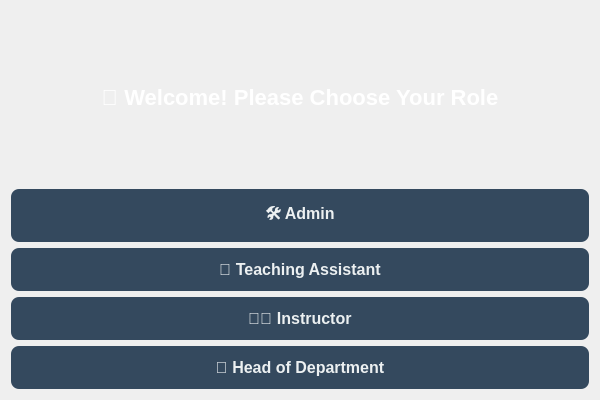
Qt form LabTrack-main/startpage.ui (maziahhasan/LabTrack) before a commit.
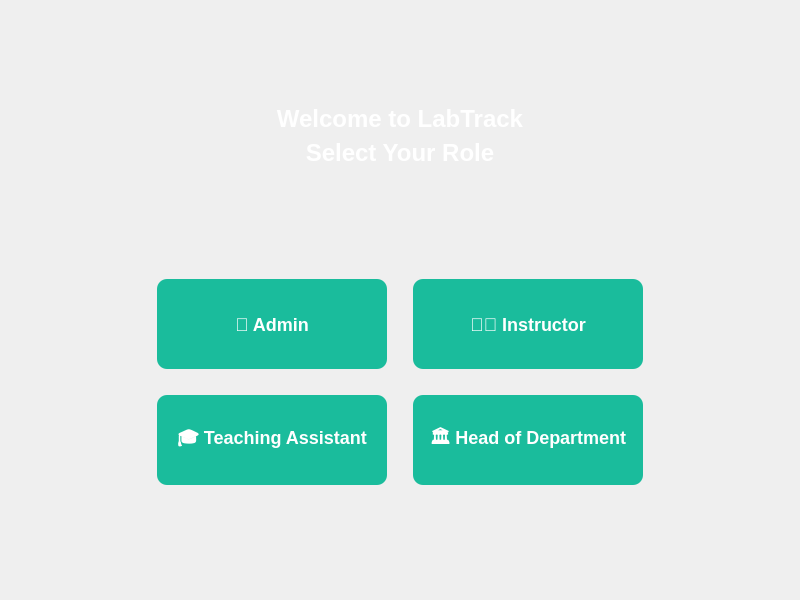
The same form after that commit.

```diff
--- a/LabTrack-main/startpage.ui
+++ b/LabTrack-main/startpage.ui
@@ -1,37 +1,48 @@
 <?xml version="1.0" encoding="UTF-8"?>
 <ui version="4.0">
  <class>RoleSelectionWindow</class>
- <widget class="QDialog" name="RoleSelectionWindow">
+ <widget class="QMainWindow" name="RoleSelectionWindow">
   <property name="geometry">
    <rect>
     <x>0</x>
     <y>0</y>
-    <width>600</width>
-    <height>400</height>
+    <width>800</width>
+    <height>600</height>
    </rect>
   </property>
-
-  <!-- Gradient Background -->
+  <property name="windowTitle">
+   <string>LabTrack - Role Selection</string>
+  </property>
   <property name="styleSheet">
-   <string>
-    QWidget {
-        font-family: "Segoe UI";
+   <string notr="true">
+    QMainWindow {
         background: qlineargradient(
-            x1:0, y1:0, x2:0, y2:1,
-            stop:0 #1ABC9C,
-            stop:1 #2C3E50
+            x1:0, y1:0, x2:1, y2:1,
+            stop:0 #138A7D,
+            stop:1 #1F2D3D
         );
+        font-family: "Segoe UI";
+        color: white;
     }
 
-    /* Buttons (Theme-Matched) */
+    QLabel {
+        font-size: 24px;
+        font-weight: bold;
+        color: white;
+    }
+
     QPushButton {
-        background-color: #34495E;
-        color: #ECF0F1;
-        font-size: 16px;
+        background-color: #1ABC9C;
+        color: white;
+        font-size: 18px;
         font-weight: 600;
-        border-radius: 8px;
-        padding: 12px;
+        border-radius: 10px;
+        padding: 15px;
+        margin: 10px;
+        min-width: 200px;
+        min-height: 60px;
     }
+
     QPushButton:hover {
         background-color: #1ABC9C;
         color: white;
@@ -41,54 +52,162 @@
         color: #FDFEFE;
     }
 
-    QLabel#lblTitle {
-        font-size: 22px;
-        font-weight: bold;
-        color: white;
+    QPushButton:pressed {
+        background-color: #13856E;
     }
    </string>
   </property>
-
-  <layout class="QVBoxLayout" name="mainLayout" stretch="0,1,1,1,0">
+  <widget class="QWidget" name="centralWidget">
+   <layout class="QVBoxLayout" name="verticalLayout">
+    <item>
+     <spacer name="verticalSpacer">
+      <property name="orientation">
+       <enum>Qt::Vertical</enum>
+      </property>
+      <property name="sizeHint" stdset="0">
+       <size>
+        <width>20</width>
+        <height>40</height>
+       </size>
+      </property>
+     </spacer>
+    </item>
    <item>
     <widget class="QLabel" name="lblTitle">
      <property name="text">
-      <string>👋 Welcome! Please Choose Your Role</string>
+       <string>Welcome to LabTrack</string>
      </property>
      <property name="alignment">
-      <set>Qt::AlignmentFlag::AlignCenter</set>
-     </property>
-    </widget>
+       <set>Qt::AlignCenter</set>
+      </property>
+     </widget>
+    </item>
+    <item>
+     <widget class="QLabel" name="lblSubtitle">
+      <property name="text">
+       <string>Select Your Role</string>
+      </property>
+      <property name="alignment">
+       <set>Qt::AlignCenter</set>
+      </property>
+     </widget>
+    </item>
+    <item>
+     <spacer name="verticalSpacer_2">
+      <property name="orientation">
+       <enum>Qt::Vertical</enum>
+      </property>
+      <property name="sizeHint" stdset="0">
+       <size>
+        <width>20</width>
+        <height>40</height>
+       </size>
+      </property>
+     </spacer>
+    </item>
+    <item>
+     <layout class="QHBoxLayout" name="horizontalLayout">
+      <item>
+       <spacer name="horizontalSpacer">
+        <property name="orientation">
+         <enum>Qt::Horizontal</enum>
+        </property>
+        <property name="sizeHint" stdset="0">
+         <size>
+          <width>40</width>
+          <height>20</height>
+         </size>
+        </property>
+       </spacer>
    </item>
    <item>
     <widget class="QPushButton" name="btnAdmin">
      <property name="text">
-      <string>🛠️ Admin</string>
-     </property>
-    </widget>
-   </item>
-   <item>
-    <widget class="QPushButton" name="btnTA">
-     <property name="text">
-      <string>📘 Teaching Assistant</string>
+         <string>👑 Admin</string>
      </property>
     </widget>
    </item>
    <item>
     <widget class="QPushButton" name="btnInstructor">
      <property name="text">
-      <string>👩‍🏫 Instructor</string>
+         <string>👨‍🏫 Instructor</string>
+        </property>
+       </widget>
+      </item>
+      <item>
+       <spacer name="horizontalSpacer_2">
+        <property name="orientation">
+         <enum>Qt::Horizontal</enum>
+        </property>
+        <property name="sizeHint" stdset="0">
+         <size>
+          <width>40</width>
+          <height>20</height>
+         </size>
+        </property>
+       </spacer>
+      </item>
+     </layout>
+    </item>
+    <item>
+     <layout class="QHBoxLayout" name="horizontalLayout_2">
+      <item>
+       <spacer name="horizontalSpacer_3">
+        <property name="orientation">
+         <enum>Qt::Horizontal</enum>
+        </property>
+        <property name="sizeHint" stdset="0">
+         <size>
+          <width>40</width>
+          <height>20</height>
+         </size>
+        </property>
+       </spacer>
+      </item>
+      <item>
+       <widget class="QPushButton" name="btnTA">
+        <property name="text">
+         <string>🎓 Teaching Assistant</string>
      </property>
     </widget>
    </item>
    <item>
     <widget class="QPushButton" name="btnHOD">
      <property name="text">
-      <string>🏫 Head of Department</string>
+         <string>🏛️ Head of Department</string>
      </property>
     </widget>
    </item>
-  </layout>
+      <item>
+       <spacer name="horizontalSpacer_4">
+        <property name="orientation">
+         <enum>Qt::Horizontal</enum>
+        </property>
+        <property name="sizeHint" stdset="0">
+         <size>
+          <width>40</width>
+          <height>20</height>
+         </size>
+        </property>
+       </spacer>
+      </item>
+     </layout>
+    </item>
+    <item>
+     <spacer name="verticalSpacer_3">
+      <property name="orientation">
+       <enum>Qt::Vertical</enum>
+      </property>
+      <property name="sizeHint" stdset="0">
+       <size>
+        <width>20</width>
+        <height>40</height>
+       </size>
+      </property>
+     </spacer>
+    </item>
+   </layout>
+  </widget>
  </widget>
  <resources/>
  <connections/>
```
Left out of the diff: 5 changed lines with no effect on the pictures. Lines whose indentation alone changed are shown as unchanged.
